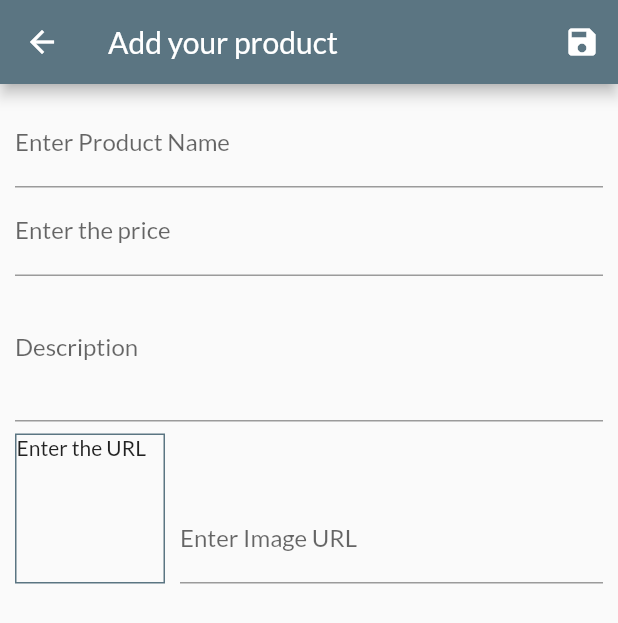
After one commit to ritwik0706/Shop-App, a Flutter app: the ManageProductsScreen screen opened by its route, after a tap on the "delete" icon, after a tap on the "add" icon, on a phone screen of 412 x 824 dp. The commit adds this screen. Shown: the top 623 px of the screen. Run offline on Flutter 3.47's test engine with Material 2 defaults, Android fonts, the phone set to English and light mode, and no system bars; network calls fail.

Commit message:
User Input using Forms

```diff
--- a/lib/main.dart
+++ b/lib/main.dart
@@ -1,6 +1,8 @@
 import 'package:flutter/material.dart';
 import 'package:provider/provider.dart';
 
+import './screens/edit_product_screen.dart';
+import './screens/manage_products_screen.dart';
 import './screens/orders_screen.dart';
 import './screens/cart_screen.dart';
 import './screens/product_details_screen.dart';
@@ -38,6 +40,8 @@ class MyApp extends StatelessWidget {
           ProductDetailsScreen.routeName: (ctx) => ProductDetailsScreen(),
           CartScreen.routeName: (ctx) => CartScreen(),
           OrdersScreen.routename: (ctx) => OrdersScreen(),
+          ManageProductsScreen.routeName: (ctx) => ManageProductsScreen(),
+          EditProductScreen.routeName: (ctx) => EditProductScreen(),
         },
       ),
     );
--- a/lib/models/providers/products.dart
+++ b/lib/models/providers/products.dart
@@ -50,8 +50,29 @@ class Products with ChangeNotifier {
     return _items.firstWhere((element) => element.id == id);
   }
 
-  void addProduct() {
-    // _items.add(value);
+  void addProduct(Product prodItem) {
+    final newProduct = Product(
+        id: DateTime.now().toString(),
+        description: prodItem.description,
+        imageUrl: prodItem.imageUrl,
+        price: prodItem.price,
+        title: prodItem.title);
+    _items.add(newProduct);
+    notifyListeners();
+  }
+
+  void updateProduct(String id, Product newProduct) {
+    final index = _items.indexWhere((element) => element.id == id);
+    if (index >= 0) {
+      _items[index] = newProduct;
+      notifyListeners();
+    } else {
+      print('...');
+    }
+  }
+
+  void deleteProduct(String id) {
+    _items.removeWhere((element) => element.id == id);
     notifyListeners();
   }
 }
--- a/lib/screens/cart_screen.dart
+++ b/lib/screens/cart_screen.dart
@@ -31,7 +31,7 @@ class CartScreen extends StatelessWidget {
                     padding: EdgeInsets.all(5),
                     child: Chip(
                       label: Text(
-                        'Rs. ${cart.totalPrice}',
+                        'Rs. ${cart.totalPrice.toStringAsFixed(2)}',
                         style: TextStyle(
                           color: Theme.of(context)
                               .primaryTextTheme
--- /dev/null
+++ b/lib/screens/edit_product_screen.dart
@@ -0,0 +1,249 @@
+import 'package:flutter/material.dart';
+import 'package:provider/provider.dart';
+
+import '../models/providers/product.dart';
+import '../models/providers/products.dart';
+
+class EditProductScreen extends StatefulWidget {
+  static const routeName = 'edit-products-screen';
+  @override
+  _EditProductScreenState createState() => _EditProductScreenState();
+}
+
+class _EditProductScreenState extends State<EditProductScreen> {
+  final _priceFocusNode = FocusNode();
+  final _desFocusNode = FocusNode();
+  final _imgUrlController = TextEditingController();
+  final _imgUrlFocusNode = FocusNode();
+  final _formKey = GlobalKey<FormState>();
+  var _editedProduct = Product(
+    id: null,
+    title: '',
+    description: '',
+    imageUrl: '',
+    price: 0.0,
+  );
+  var isInit = true;
+
+  @override
+  void initState() {
+    super.initState();
+    _imgUrlFocusNode.addListener(_updateImageUrl);
+  }
+
+  @override
+  void didChangeDependencies() {
+    super.didChangeDependencies();
+
+    if (isInit) {
+      final productId = ModalRoute.of(context).settings.arguments as String;
+      if (productId != null) {
+        print(productId);
+        _editedProduct = Provider.of<Products>(context).findById(productId);
+        _imgUrlController.text = _editedProduct.imageUrl;
+      }
+    }
+
+    isInit = false;
+  }
+
+  @override
+  void dispose() {
+    super.dispose();
+
+    _imgUrlFocusNode.dispose();
+    _priceFocusNode.dispose();
+    _desFocusNode.dispose();
+    _imgUrlController.dispose();
+  }
+
+  void _updateImageUrl() {
+    final String value = _imgUrlController.text;
+    if (!value.startsWith('http') && !value.startsWith('https')) {
+      return;
+    }
+    if (!value.endsWith('.jpg') &&
+        !value.endsWith('.jpeg') &&
+        !value.endsWith('png')) {
+      return;
+    }
+    if (!_imgUrlFocusNode.hasFocus) {
+      setState(() {});
+    }
+  }
+
+  void _saveForm() {
+    final _isValid = _formKey.currentState.validate();
+    if (!_isValid) return;
+    _formKey.currentState.save();
+    print(_editedProduct.id);
+    if (_editedProduct.id == null) {
+      Provider.of<Products>(context, listen: false).addProduct(_editedProduct);
+    } else {
+      Provider.of<Products>(context, listen: false)
+          .updateProduct(_editedProduct.id, _editedProduct);
+    }
+    Navigator.of(context).pop();
+  }
+
+  @override
+  Widget build(BuildContext context) {
+    return Scaffold(
+      appBar: AppBar(
+        title: Text('Add your product'),
+        actions: <Widget>[
+          IconButton(icon: Icon(Icons.save), onPressed: _saveForm)
+        ],
+      ),
+      body: Padding(
+        padding: const EdgeInsets.all(10.0),
+        child: Form(
+          key: _formKey,
+          child: ListView(
+            children: <Widget>[
+              TextFormField(
+                initialValue: _editedProduct.title,
+                decoration: InputDecoration(labelText: 'Enter Product Name'),
+                textInputAction: TextInputAction.next,
+                onFieldSubmitted: (title) {
+                  FocusScope.of(context).requestFocus(_priceFocusNode);
+                },
+                validator: (value) {
+                  if (value.isEmpty) {
+                    return 'Please enter the name of the product';
+                  }
+                  return null;
+                },
+                onSaved: (value) {
+                  _editedProduct = Product(
+                    id: _editedProduct.id,
+                    title: value,
+                    price: _editedProduct.price,
+                    imageUrl: _editedProduct.imageUrl,
+                    description: _editedProduct.description,
+                    isFavourite: _editedProduct.isFavourite,
+                  );
+                },
+              ),
+              TextFormField(
+                initialValue: _editedProduct.price != 0.0
+                    ? _editedProduct.price.toString()
+                    : '',
+                decoration: InputDecoration(labelText: 'Enter the price'),
+                textInputAction: TextInputAction.next,
+                keyboardType: TextInputType.number,
+                focusNode: _priceFocusNode,
+                onFieldSubmitted: (price) {
+                  FocusScope.of(context).requestFocus(_desFocusNode);
+                },
+                validator: (value) {
+                  if (value.isEmpty) {
+                    return 'Please enter the price of the product';
+                  }
+                  if (double.tryParse(value) == null) {
+                    return 'Please enter a valid number';
+                  }
+                  if (double.parse(value) <= 0) {
+                    return 'Please enter a valid number';
+                  }
+                  return null;
+                },
+                onSaved: (value) {
+                  _editedProduct = Product(
+                    id: _editedProduct.id,
+                    title: _editedProduct.title,
+                    price: double.parse(value),
+                    imageUrl: _editedProduct.imageUrl,
+                    isFavourite: _editedProduct.isFavourite,
+                    description: _editedProduct.description,
+                  );
+                },
+              ),
+              TextFormField(
+                initialValue: _editedProduct.description,
+                decoration: InputDecoration(labelText: 'Description'),
+                maxLines: 3,
+                keyboardType: TextInputType.multiline,
+                focusNode: _desFocusNode,
+                validator: (value) {
+                  if (value.isEmpty) {
+                    return 'Please describe the product';
+                  }
+                  return null;
+                },
+                onSaved: (value) {
+                  _editedProduct = Product(
+                    id: _editedProduct.id,
+                    title: _editedProduct.title,
+                    price: _editedProduct.price,
+                    imageUrl: _editedProduct.imageUrl,
+                    isFavourite: _editedProduct.isFavourite,
+                    description: value,
+                  );
+                },
+              ),
+              Row(
+                crossAxisAlignment: CrossAxisAlignment.end,
+                children: <Widget>[
+                  Container(
+                    margin: EdgeInsets.only(top: 8, right: 10),
+                    height: 100,
+                    width: 100,
+                    decoration: BoxDecoration(
+                      border: Border.all(color: Theme.of(context).primaryColor),
+                    ),
+                    child: _imgUrlController.text.isEmpty
+                        ? Text('Enter the URL')
+                        : FittedBox(
+                            child: Image.network(
+                              _imgUrlController.text,
+                              fit: BoxFit.cover,
+                            ),
+                          ),
+                  ),
+                  Expanded(
+                    child: TextFormField(
+                      decoration: InputDecoration(labelText: 'Enter Image URL'),
+                      textInputAction: TextInputAction.done,
+                      keyboardType: TextInputType.url,
+                      controller: _imgUrlController,
+                      focusNode: _imgUrlFocusNode,
+                      onSaved: (value) {
+                        _editedProduct = Product(
+                          id: _editedProduct.id,
+                          title: _editedProduct.title,
+                          price: _editedProduct.price,
+                          imageUrl: value,
+                          isFavourite: _editedProduct.isFavourite,
+                          description: _editedProduct.description,
+                        );
+                      },
+                      validator: (value) {
+                        if (value.isEmpty) {
+                          return 'Please enter url for product image';
+                        }
+                        if (!value.startsWith('http') &&
+                            !value.startsWith('https')) {
+                          return 'Please enter a valid url';
+                        }
+                        if (!value.endsWith('.jpg') &&
+                            !value.endsWith('.jpeg') &&
+                            !value.endsWith('png')) {
+                          return 'Please enter a valid url';
+                        }
+                        return null;
+                      },
+                      // onFieldSubmitted: (imgUrl) {
+                      //   _saveForm();
+                      // },
+                    ),
+                  ),
+                ],
+              ),
+            ],
+          ),
+        ),
+      ),
+    );
+  }
+}
--- /dev/null
+++ b/lib/screens/manage_products_screen.dart
@@ -0,0 +1,34 @@
+import 'package:flutter/material.dart';
+import 'package:provider/provider.dart';
+
+import '../models/providers/products.dart';
+import '../widgets/list_product_item.dart';
+import './edit_product_screen.dart';
+
+class ManageProductsScreen extends StatelessWidget {
+  static const routeName = '/manage-products-screen';
+  @override
+  Widget build(BuildContext context) {
+    final productData = Provider.of<Products>(context);
+    return Scaffold(
+      appBar: AppBar(
+        title: Text('Your Products'),
+        actions: <Widget>[
+          IconButton(
+              icon: Icon(Icons.add),
+              onPressed: () {
+                Navigator.of(context).pushNamed(EditProductScreen.routeName);
+              })
+        ],
+      ),
+      body: ListView.builder(
+        itemBuilder: (ctx, i) => ListProductItem(
+          productData.items[i].id,
+          productData.items[i].title,
+          productData.items[i].imageUrl,
+        ),
+        itemCount: productData.items.length,
+      ),
+    );
+  }
+}
--- /dev/null
+++ b/lib/widgets/grid_product_item.dart
@@ -0,0 +1,68 @@
+import 'package:flutter/material.dart';
+import 'package:provider/provider.dart';
+
+import '../screens/product_details_screen.dart';
+import '../models/providers/product.dart';
+import '../models/providers/cart.dart';
+
+class GridProductItem extends StatelessWidget {
+  // final String id;
+  // final String title;
+  // final String imageUrl;
+  // ProductItem(this.id, this.title, this.imageUrl);
+  @override
+  Widget build(BuildContext context) {
+    final product = Provider.of<Product>(context, listen: false);
+    final cart = Provider.of<Cart>(context, listen: false);
+    return ClipRRect(
+      borderRadius: BorderRadius.circular(15),
+      child: GridTile(
+        child: GestureDetector(
+          onTap: () => Navigator.of(context).pushNamed(
+            ProductDetailsScreen.routeName,
+            arguments: product.id,
+          ),
+          child: Image.network(
+            product.imageUrl,
+            fit: BoxFit.cover,
+          ),
+        ),
+        footer: GridTileBar(
+          backgroundColor: Colors.black87,
+          title: Text(
+            product.title,
+            textAlign: TextAlign.center,
+          ),
+          leading: Consumer<Product>(
+            builder: (ctx, product, child) => IconButton(
+              icon: Icon(
+                  product.isFavourite ? Icons.favorite : Icons.favorite_border),
+              color: Theme.of(context).accentColor,
+              onPressed: () {
+                product.toggleFavouriteStatus();
+              },
+            ),
+          ),
+          trailing: IconButton(
+            icon: Icon(Icons.add_shopping_cart),
+            onPressed: () {
+              cart.additem(product.id, product.title, product.price);
+              Scaffold.of(context).hideCurrentSnackBar();
+              Scaffold.of(context).showSnackBar(
+                SnackBar(
+                  content: Text('Item added to the cart'),
+                  duration: Duration(seconds: 2),
+                  action: SnackBarAction(
+                    label: 'Undo',
+                    onPressed: () => cart.removeSingleItem(product.id),
+                  ),
+                ),
+              );
+            },
+            color: Theme.of(context).accentColor,
+          ),
+        ),
+      ),
+    );
+  }
+}
--- a/lib/widgets/list_order_item.dart
+++ b/lib/widgets/list_order_item.dart
@@ -31,7 +31,7 @@ class _ListOrderItemState extends State<ListOrderItem> {
                   });
                 },
                 contentPadding: EdgeInsets.all(10),
-                title: Text('Rs. ${widget.orderItem.amount}'),
+                title: Text('Rs. ${widget.orderItem.amount.toStringAsFixed(2)}'),
                 subtitle: Text(DateFormat('dd/MM/yyyy hh:mm')
                     .format(widget.orderItem.dateTime)
                     .toString()),
--- a/lib/widgets/list_product_item.dart
+++ b/lib/widgets/list_product_item.dart
@@ -1,61 +1,42 @@
 import 'package:flutter/material.dart';
 import 'package:provider/provider.dart';
 
-import '../screens/product_details_screen.dart';
-import '../models/providers/product.dart';
-import '../models/providers/cart.dart';
+import '../screens/edit_product_screen.dart';
+import '../models/providers/products.dart';
 
 class ListProductItem extends StatelessWidget {
-  // final String id;
-  // final String title;
-  // final String imageUrl;
-  // ProductItem(this.id, this.title, this.imageUrl);
+  final String id;
+  final String url;
+  final String title;
+  ListProductItem(this.id, this.title, this.url);
   @override
   Widget build(BuildContext context) {
-    final product = Provider.of<Product>(context, listen: false);
-    final cart = Provider.of<Cart>(context, listen: false);
-    return ClipRRect(
-      borderRadius: BorderRadius.circular(15),
-      child: GridTile(
-        child: GestureDetector(
-          onTap: () => Navigator.of(context).pushNamed(
-            ProductDetailsScreen.routeName,
-            arguments: product.id,
-          ),
-          child: Image.network(
-            product.imageUrl,
-            fit: BoxFit.cover,
-          ),
-        ),
-        footer: GridTileBar(
-          backgroundColor: Colors.black87,
-          title: Text(
-            product.title,
-            textAlign: TextAlign.center,
-          ),
-          leading: Consumer<Product>(
-            builder: (ctx, product, child) => IconButton(
-              icon: Icon(
-                  product.isFavourite ? Icons.favorite : Icons.favorite_border),
-              color: Theme.of(context).accentColor,
-              onPressed: () {
-                product.toggleFavouriteStatus();
-              },
-            ),
-          ),
-          trailing: IconButton(
-            icon: Icon(Icons.add_shopping_cart),
-            onPressed: () {
-              cart.additem(product.id, product.title, product.price);
-              Scaffold.of(context).showSnackBar(
-                SnackBar(
-                  content: Text('Item added to the cart'),
-                  duration: Duration(seconds: 2),
+    return ListTile(
+      leading: CircleAvatar(
+        backgroundImage: NetworkImage(url),
+      ),
+      title: Text(title, style: TextStyle(fontWeight: FontWeight.bold),),
+      trailing: Container(
+        width: 100,
+        child: Row(
+          children: <Widget>[
+            IconButton(
+                icon: Icon(
+                  Icons.edit,
+                  color: Theme.of(context).primaryColor,
                 ),
-              );
-            },
-            color: Theme.of(context).accentColor,
-          ),
+                onPressed: () {
+                  Navigator.of(context).pushNamed(EditProductScreen.routeName, arguments: id);
+                }),
+            IconButton(
+                icon: Icon(
+                  Icons.delete,
+                  color: Theme.of(context).errorColor,
+                ),
+                onPressed: () {
+                  Provider.of<Products>(context, listen: false).deleteProduct(id);
+                }),
+          ],
         ),
       ),
     );
--- a/lib/widgets/products_grid.dart
+++ b/lib/widgets/products_grid.dart
@@ -1,7 +1,7 @@
 import 'package:flutter/material.dart';
 import 'package:provider/provider.dart';
 
-import '../widgets/list_product_item.dart';
+import '../widgets/grid_product_item.dart';
 import '../models/providers/products.dart';
 
 class ProductsGrid extends StatelessWidget {
@@ -21,7 +21,7 @@ class ProductsGrid extends StatelessWidget {
       ),
       itemBuilder: (ctx, index) => ChangeNotifierProvider.value(
         value: productList[index],
-        child: ListProductItem(
+        child: GridProductItem(
           // productList[index].id,
           // productList[index].title,
           // productList[index].imageUrl,
```
Also changed, not shown: lib/models/providers/cart.dart (+18 -1 lines), lib/widgets/list_cart_item.dart (+19 -0 lines), lib/widgets/main_app_drawer.dart (+27 -3 lines).
